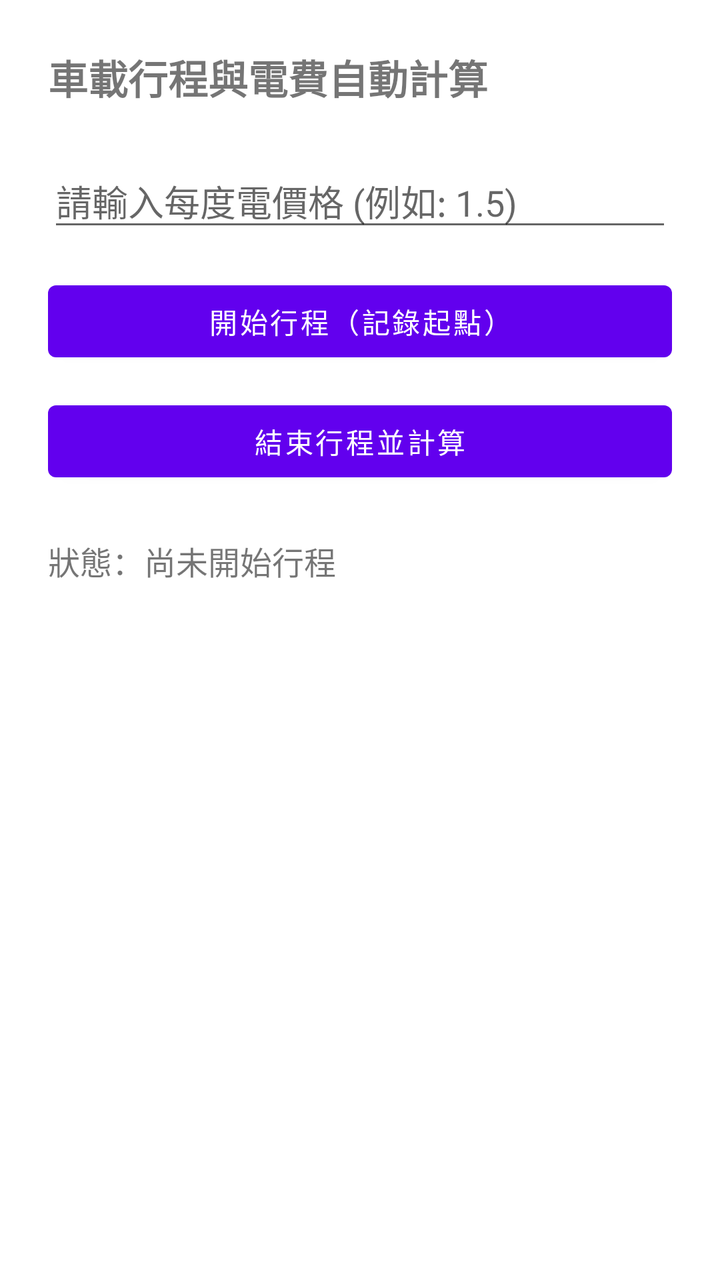
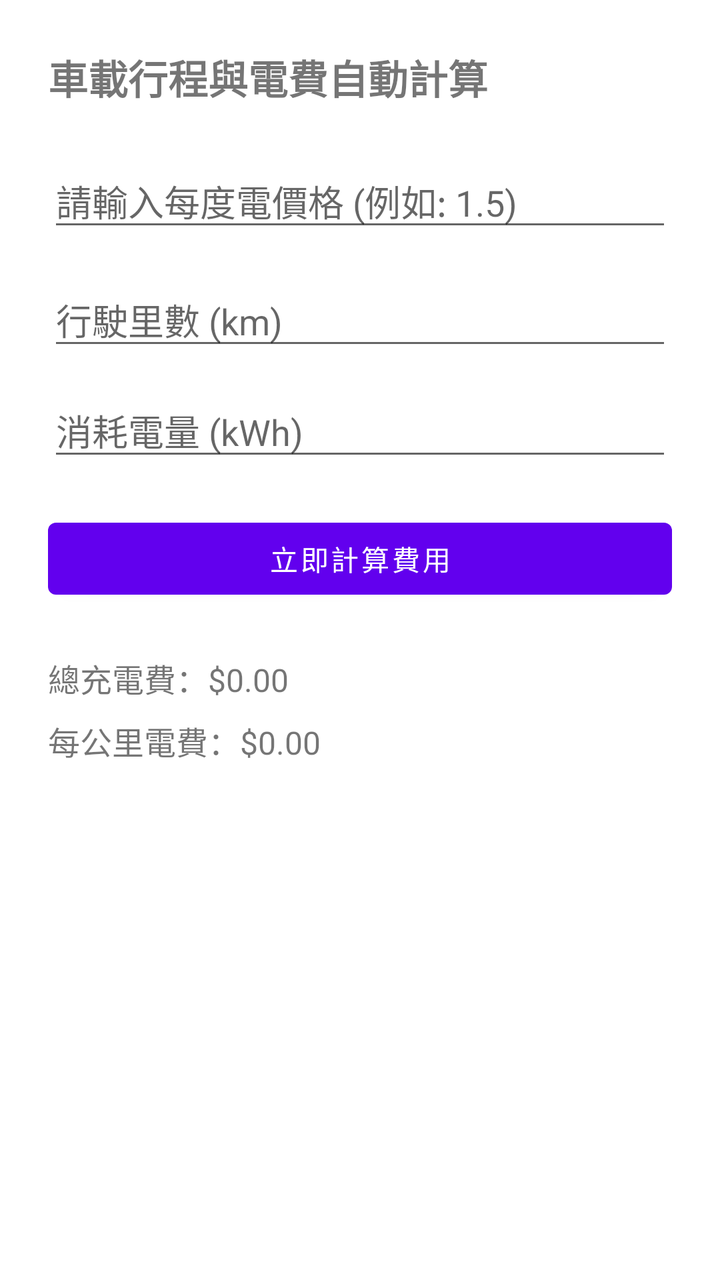

The first picture is an Android layout as it rendered before a commit; the second is the same layout after the commit. The layout source and the unified diff follow.
<!-- AndroidManifest.xml: application theme Theme.MaterialComponents.DayNight.NoActionBar -->
<!-- res/layout/activity_main.xml -->
<?xml version="1.0" encoding="utf-8"?>
<LinearLayout xmlns:android="http://schemas.android.com/apk/res/android"
    android:layout_width="match_parent"
    android:layout_height="match_parent"
    android:orientation="vertical"
    android:padding="24dp">

    <TextView
        android:layout_width="wrap_content"
        android:layout_height="wrap_content"
        android:text="車載行程與電費自動計算"
        android:textSize="20sp"
        android:textStyle="bold"
        android:layout_marginBottom="24dp"/>

    
    <EditText
        android:id="@+id/et_price"
        android:layout_width="match_parent"
        android:layout_height="wrap_content"
        android:hint="請輸入每度電價格 (例如: 1.5)"
        android:inputType="numberDecimal"
        android:layout_marginBottom="16dp"/>

    
    <Button
        android:id="@+id/btn_start_trip"
        android:layout_width="match_parent"
        android:layout_height="wrap_content"
        android:text="開始行程（記錄起點）"
        android:layout_marginBottom="12dp"/>

    <Button
        android:id="@+id/btn_end_trip"
        android:layout_width="match_parent"
        android:layout_height="wrap_content"
        android:text="結束行程並計算"
        android:layout_marginBottom="24dp"/>

    
    <TextView
        android:id="@+id/tv_result"
        android:layout_width="match_parent"
        android:layout_height="wrap_content"
        android:text="狀態：尚未開始行程"
        android:textSize="16sp"
        android:lineSpacingExtra="8dp"/>

</LinearLayout>
<!-- resources referenced by this layout -->
<resources>

</resources>

<!-- the commit's change to res/layout/activity_main.xml (unified diff, before → after) -->
@@ -15,7 +15,7 @@
 
     
     <EditText
-        android:id="@+id/et_price"
+        android:id="@+id/etElectricityPrice"
         android:layout_width="match_parent"
         android:layout_height="wrap_content"
         android:hint="請輸入每度電價格 (例如: 1.5)"
@@ -23,27 +23,52 @@
         android:layout_marginBottom="16dp"/>
 
     
-    <Button
-        android:id="@+id/btn_start_trip"
+    <EditText
+        android:id="@+id/etDistance"
         android:layout_width="match_parent"
         android:layout_height="wrap_content"
-        android:text="開始行程（記錄起點）"
+        android:hint="行駛里數 (km)"
+        android:inputType="numberDecimal"
         android:layout_marginBottom="12dp"/>
 
-    <Button
-        android:id="@+id/btn_end_trip"
+    <EditText
+        android:id="@+id/etEnergy"
         android:layout_width="match_parent"
         android:layout_height="wrap_content"
-        android:text="結束行程並計算"
+        android:hint="消耗電量 (kWh)"
+        android:inputType="numberDecimal"
+        android:layout_marginBottom="20dp"/>
+
+    
+    <Button
+        android:id="@+id/btnCalculate"
+        android:layout_width="match_parent"
+        android:layout_height="wrap_content"
+        android:text="立即計算費用"
         android:layout_marginBottom="24dp"/>
 
     
     <TextView
-        android:id="@+id/tv_result"
+        android:id="@+id/tvTotalCost"
         android:layout_width="match_parent"
         android:layout_height="wrap_content"
-        android:text="狀態：尚未開始行程"
+        android:text="總充電費：$0.00"
         android:textSize="16sp"
-        android:lineSpacingExtra="8dp"/>
+        android:layout_marginBottom="8dp"/>
+
+    <TextView
+        android:id="@+id/tvCostPerKm"
+        android:layout_width="match_parent"
+        android:layout_height="wrap_content"
+        android:text="每公里電費：$0.00"
+        android:textSize="16sp"
+        android:layout_marginBottom="8dp"/>
+
+    <TextView
+        android:id="@+id/tvAvgConsumption"
+        android:layout_width="match_parent"
+        android:layout_height="wrap_content"
+        text="平均能耗：0.0 kWh/km"
+        android:textSize="16sp"/>
 
 </LinearLayout>
